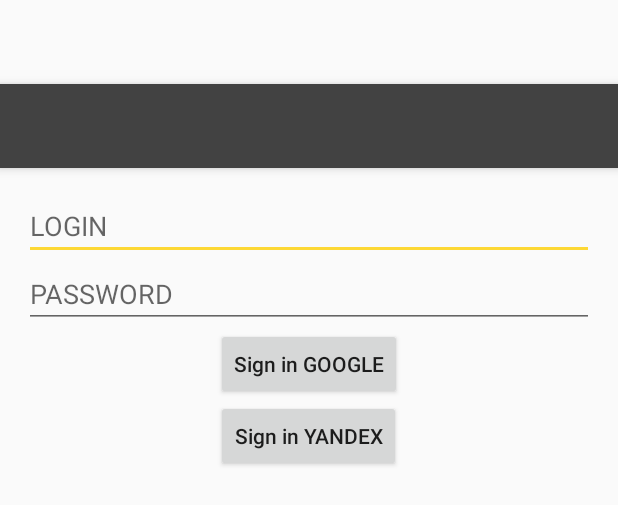
After one commit to evgenijcool/EmailClient, an Android app: the layout activity_start.xml on its own in the app's theme, with its tools: preview values and no code run, on a phone screen of 412 x 824 dp. The commit adds this screen. Shown: the top 505 px of the screen. Run offline under Robolectric (Android 15) with nearby library versions, the phone set to English and light mode, and no system bars.

Commit message:
2 initiol

```diff
--- /dev/null
+++ b/app/src/main/res/layout/activity_start.xml
@@ -0,0 +1,73 @@
+<?xml version="1.0" encoding="utf-8"?>
+<layout>
+<android.support.design.widget.CoordinatorLayout xmlns:android="http://schemas.android.com/apk/res/android"
+    xmlns:app="http://schemas.android.com/apk/res-auto"
+    xmlns:tools="http://schemas.android.com/tools"
+    android:layout_width="match_parent"
+    android:layout_height="match_parent"
+    android:fitsSystemWindows="true"
+    tools:context="com.evgeny.emailclient.StartActivity">
+
+    <android.support.design.widget.AppBarLayout
+        android:layout_width="match_parent"
+        android:layout_height="wrap_content"
+        android:theme="@style/AppTheme.AppBarOverlay">
+
+        <android.support.v7.widget.Toolbar
+            android:id="@+id/toolbar"
+            android:layout_width="match_parent"
+            android:layout_height="?attr/actionBarSize"
+            android:background="?attr/colorPrimary"
+            app:popupTheme="@style/AppTheme.PopupOverlay" />
+
+    </android.support.design.widget.AppBarLayout>
+
+    <LinearLayout xmlns:android="http://schemas.android.com/apk/res/android"
+        xmlns:app="http://schemas.android.com/apk/res-auto"
+        xmlns:tools="http://schemas.android.com/tools"
+        android:id="@+id/content_start"
+        android:orientation="vertical"
+        android:layout_width="match_parent"
+        android:layout_height="match_parent"
+        android:paddingBottom="@dimen/activity_vertical_margin"
+        android:paddingLeft="@dimen/activity_horizontal_margin"
+        android:paddingRight="@dimen/activity_horizontal_margin"
+        android:paddingTop="@dimen/activity_vertical_margin"
+        app:layout_behavior="@string/appbar_scrolling_view_behavior"
+        tools:context="com.evgeny.emailclient.StartActivity"
+        tools:showIn="@layout/activity_start">
+
+        <EditText
+            android:hint="LOGIN"
+            android:id="@+id/login"
+            android:layout_width="match_parent"
+            android:layout_height="wrap_content" />
+
+        <EditText
+            android:inputType="textPassword"
+            android:hint="PASSWORD"
+            android:id="@+id/password"
+            android:layout_width="match_parent"
+            android:layout_height="wrap_content" />
+
+
+        <Button
+            android:id="@+id/btnSignInGoogle"
+            android:text="Sign in GOOGLE"
+            android:layout_width="wrap_content"
+            android:layout_height="wrap_content"
+            android:layout_gravity="center"
+            android:inputType="textCapCharacters" />
+
+        <Button
+            android:id="@+id/btnSignInYandex"
+            android:text="Sign in YANDEX"
+            android:layout_width="wrap_content"
+            android:layout_height="wrap_content"
+            android:layout_gravity="center"
+            android:inputType="textCapCharacters" />
+
+    </LinearLayout>
+
+</android.support.design.widget.CoordinatorLayout>
+</layout>
--- /dev/null
+++ b/app/src/main/res/values-v21/styles.xml
@@ -0,0 +1,9 @@
+<resources>
+
+    <style name="AppTheme.NoActionBar">
+        <item name="windowActionBar">false</item>
+        <item name="windowNoTitle">true</item>
+        <item name="android:windowDrawsSystemBarBackgrounds">true</item>
+        <item name="android:statusBarColor">@android:color/transparent</item>
+    </style>
+</resources>
--- a/app/src/main/res/values/dimens.xml
+++ b/app/src/main/res/values/dimens.xml
@@ -2,4 +2,5 @@
     <!-- Default screen margins, per the Android Design guidelines. -->
     <dimen name="activity_horizontal_margin">16dp</dimen>
     <dimen name="activity_vertical_margin">16dp</dimen>
+    <dimen name="fab_margin">16dp</dimen>
 </resources>
--- a/app/src/main/res/values/strings.xml
+++ b/app/src/main/res/values/strings.xml
@@ -1,3 +1,4 @@
 <resources>
     <string name="app_name">EmailClient</string>
+    <string name="title_activity_start">StartActivity</string>
 </resources>
--- a/app/src/main/res/values/styles.xml
+++ b/app/src/main/res/values/styles.xml
@@ -8,4 +8,13 @@
         <item name="colorAccent">@color/colorAccent</item>
     </style>
 
+    <style name="AppTheme.NoActionBar">
+        <item name="windowActionBar">false</item>
+        <item name="windowNoTitle">true</item>
+    </style>
+
+    <style name="AppTheme.AppBarOverlay" parent="ThemeOverlay.AppCompat.Dark.ActionBar" />
+
+    <style name="AppTheme.PopupOverlay" parent="ThemeOverlay.AppCompat.Light" />
+
 </resources>
```
Also changed, not shown: app/src/main/AndroidManifest.xml (+9 -1 lines), app/src/main/java/com/evgeny/emailclient/MainActivity.java (+45 -29 lines), app/src/main/java/com/evgeny/emailclient/StartActivity.java (added, +42 -0 lines).
